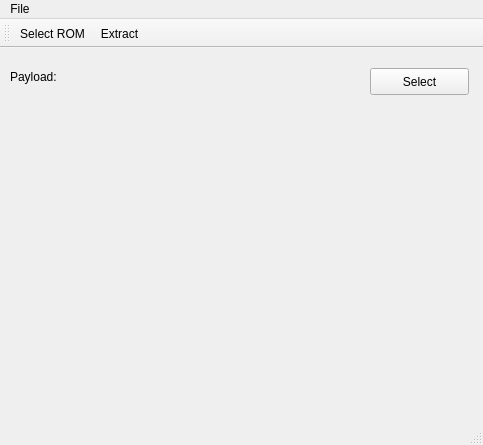
The window that mainwindow.ui (lukaszdmitrowski/coreboot_flashtool) describes before a commit, drawn with Qt 5.
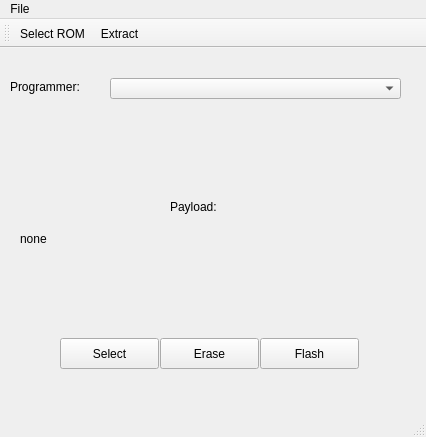
The same window after the commit.

Commit message: [ADD] Select programmer combobox

Diff of the .ui file:
```diff
--- a/mainwindow.ui
+++ b/mainwindow.ui
@@ -6,8 +6,8 @@
    <rect>
     <x>0</x>
     <y>0</y>
-    <width>483</width>
-    <height>445</height>
+    <width>426</width>
+    <height>437</height>
    </rect>
   </property>
   <property name="windowTitle">
@@ -17,10 +17,10 @@
    <widget class="QPushButton" name="pushButton">
     <property name="geometry">
      <rect>
-      <x>370</x>
-      <y>20</y>
+      <x>60</x>
+      <y>290</y>
       <width>99</width>
-      <height>27</height>
+      <height>31</height>
      </rect>
     </property>
     <property name="text">
@@ -30,8 +30,8 @@
    <widget class="QLabel" name="label">
     <property name="geometry">
      <rect>
-      <x>10</x>
-      <y>20</y>
+      <x>170</x>
+      <y>150</y>
       <width>61</width>
       <height>17</height>
      </rect>
@@ -43,9 +43,35 @@
    <widget class="QLabel" name="romNameLabel">
     <property name="geometry">
      <rect>
-      <x>80</x>
-      <y>20</y>
-      <width>281</width>
+      <x>20</x>
+      <y>170</y>
+      <width>391</width>
+      <height>41</height>
+     </rect>
+    </property>
+    <property name="text">
+     <string>none</string>
+    </property>
+   </widget>
+   <widget class="QLabel" name="l_programmer">
+    <property name="geometry">
+     <rect>
+      <x>10</x>
+      <y>30</y>
+      <width>101</width>
+      <height>17</height>
+     </rect>
+    </property>
+    <property name="text">
+     <string>Programmer:</string>
+    </property>
+   </widget>
+   <widget class="QLabel" name="l_prog_name">
+    <property name="geometry">
+     <rect>
+      <x>110</x>
+      <y>50</y>
+      <width>241</width>
       <height>17</height>
      </rect>
     </property>
@@ -53,13 +79,49 @@
      <string/>
     </property>
    </widget>
+   <widget class="QComboBox" name="comboBox">
+    <property name="geometry">
+     <rect>
+      <x>110</x>
+      <y>30</y>
+      <width>291</width>
+      <height>21</height>
+     </rect>
+    </property>
+   </widget>
+   <widget class="QPushButton" name="b_sel_payload_2">
+    <property name="geometry">
+     <rect>
+      <x>260</x>
+      <y>290</y>
+      <width>99</width>
+      <height>31</height>
+     </rect>
+    </property>
+    <property name="text">
+     <string>Flash</string>
+    </property>
+   </widget>
+   <widget class="QPushButton" name="b_sel_payload_3">
+    <property name="geometry">
+     <rect>
+      <x>160</x>
+      <y>290</y>
+      <width>99</width>
+      <height>31</height>
+     </rect>
+    </property>
+    <property name="text">
+     <string>Erase</string>
+    </property>
+   </widget>
   </widget>
   <widget class="QMenuBar" name="menuBar">
    <property name="geometry">
     <rect>
      <x>0</x>
      <y>0</y>
-     <width>483</width>
+     <width>426</width>
      <height>25</height>
     </rect>
    </property>
```
Left out of the diff: 6 changed lines with no effect on the pictures. The commit also changes 3 other files.
